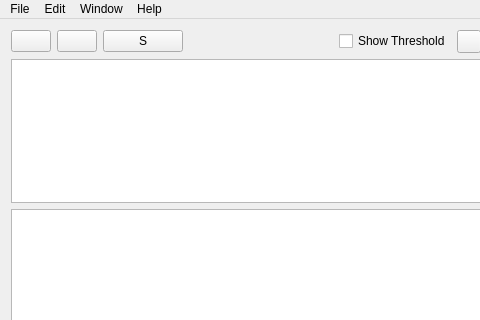
This is mainwindow.ui in SverrirValgeirsson/Todour as Qt 5 draws it before an edit; both pictures show x 0 to 480 and y 0 to 320 of the 693 by 420 pixel window. The edited form follows.
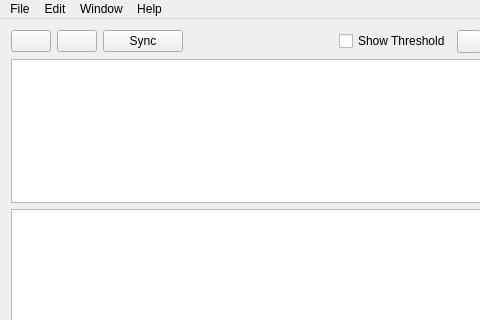
This is the edited form. Icons and pictures are not drawn.

The edit to the form file:
```diff
--- a/mainwindow.ui
+++ b/mainwindow.ui
@@ -57,7 +57,7 @@
          <string>Sync now</string>
         </property>
         <property name="text">
-         <string>S</string>
+         <string>Sync</string>
         </property>
        </widget>
       </item>
```
Left out of the diff: 8 changed lines with no effect on the pictures. Lines whose indentation alone changed are shown as unchanged.
